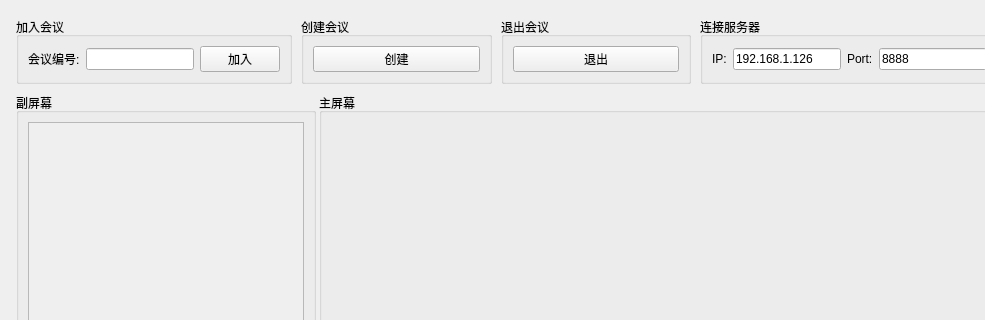
This is widget.ui in muleimulei/CloudMeeting as Qt 5 draws it before an edit; both pictures show x 0 to 985 and y 0 to 320 of the 1101 by 709 pixel window. The edited form follows.
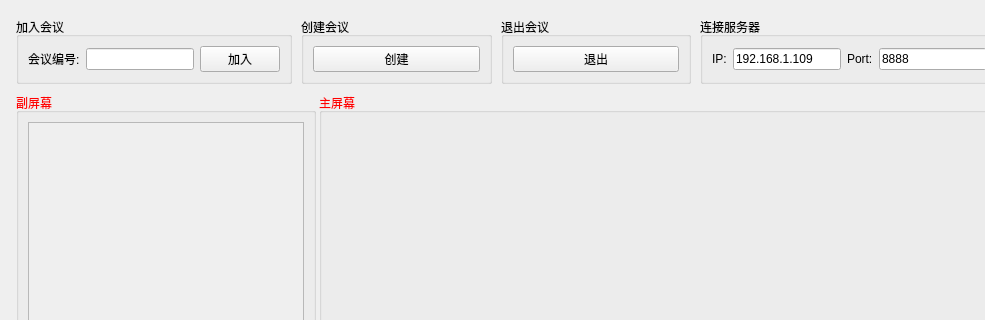
This is the edited form.

What changed in the file:
```diff
--- a/widget.ui
+++ b/widget.ui
@@ -168,7 +168,7 @@
            </size>
           </property>
           <property name="text">
-           <string>192.168.1.126</string>
+           <string>192.168.1.109</string>
           </property>
          </widget>
         </item>
@@ -241,6 +241,43 @@
          <height>16777215</height>
         </size>
        </property>
+       <property name="palette">
+        <palette>
+         <active>
+          <colorrole role="WindowText">
+           <brush brushstyle="SolidPattern">
+            <color alpha="255">
+             <red>255</red>
+             <green>0</green>
+             <blue>0</blue>
+            </color>
+           </brush>
+          </colorrole>
+         </active>
+         <inactive>
+          <colorrole role="WindowText">
+           <brush brushstyle="SolidPattern">
+            <color alpha="255">
+             <red>255</red>
+             <green>0</green>
+             <blue>0</blue>
+            </color>
+           </brush>
+          </colorrole>
+         </inactive>
+         <disabled>
+          <colorrole role="WindowText">
+           <brush brushstyle="SolidPattern">
+            <color alpha="255">
+             <red>120</red>
+             <green>120</green>
+             <blue>120</blue>
+            </color>
+           </brush>
+          </colorrole>
+         </disabled>
+        </palette>
+       </property>
        <property name="title">
         <string>副屏幕</string>
        </property>
@@ -280,6 +317,43 @@
          <verstretch>0</verstretch>
         </sizepolicy>
        </property>
+       <property name="palette">
+        <palette>
+         <active>
+          <colorrole role="WindowText">
+           <brush brushstyle="SolidPattern">
+            <color alpha="255">
+             <red>255</red>
+             <green>0</green>
+             <blue>0</blue>
+            </color>
+           </brush>
+          </colorrole>
+         </active>
+         <inactive>
+          <colorrole role="WindowText">
+           <brush brushstyle="SolidPattern">
+            <color alpha="255">
+             <red>255</red>
+             <green>0</green>
+             <blue>0</blue>
+            </color>
+           </brush>
+          </colorrole>
+         </inactive>
+         <disabled>
+          <colorrole role="WindowText">
+           <brush brushstyle="SolidPattern">
+            <color alpha="255">
+             <red>120</red>
+             <green>120</green>
+             <blue>120</blue>
+            </color>
+           </brush>
+          </colorrole>
+         </disabled>
+        </palette>
+       </property>
        <property name="title">
         <string>主屏幕</string>
        </property>
```
Left out of the diff: 15 changed lines with no effect on the pictures.
